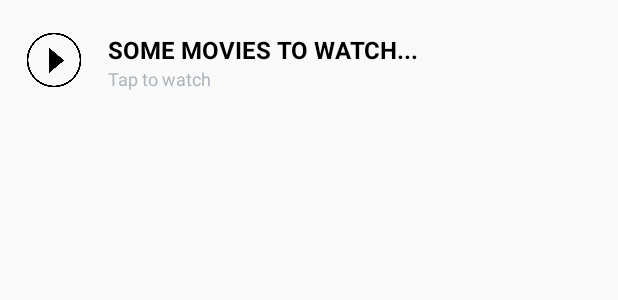
After one commit to michaugit/DesignPatterns, an Android app: the layout item_story.xml on its own in the app's theme, with its tools: preview values and no code run, on a phone screen of 412 x 824 dp. The commit adds this screen. Shown: the top 300 px of the screen. Run offline under Robolectric (Android 15) with nearby library versions, the phone set to English and light mode, and no system bars.

Commit message:
story adapter

```diff
--- a/VideoApp/app/src/main/java/com/videoapp/AppActivity/MainActivity.java
+++ b/VideoApp/app/src/main/java/com/videoapp/AppActivity/MainActivity.java
@@ -26,7 +26,7 @@ public class MainActivity extends AppCompatActivity {
         ViewPager viewPager = (ViewPager) findViewById(R.id.viewpager);
         FragmentPagerAdapter pagerAdapter = new MainPagerAdapter(getSupportFragmentManager());
         viewPager.setAdapter(pagerAdapter);
-        viewPager.setCurrentItem(0);
+        viewPager.setCurrentItem(1);
         viewPager.setOffscreenPageLimit(3);
 
         final View background = findViewById(R.id.viewPagerBackground);
--- /dev/null
+++ b/VideoApp/app/src/main/res/layout/item_story.xml
@@ -0,0 +1,50 @@
+<?xml version="1.0" encoding="utf-8"?>
+<androidx.constraintlayout.widget.ConstraintLayout xmlns:android="http://schemas.android.com/apk/res/android"
+    android:layout_width="match_parent"
+    android:layout_height="80dp"
+    xmlns:app="http://schemas.android.com/apk/res-auto">
+
+
+
+    <ImageView
+        android:id="@+id/movie_miniature"
+        android:layout_width="40dp"
+        android:layout_height="40dp"
+        android:layout_marginStart="16dp"
+        app:layout_constraintStart_toStartOf="parent"
+        app:layout_constraintTop_toTopOf="parent"
+        app:layout_constraintBottom_toBottomOf="parent"
+        android:src="@drawable/video_miniature" />
+
+    <TextView
+        android:id="@+id/video_name"
+        android:layout_width="0dp"
+        android:layout_height="wrap_content"
+        android:text="SOME MOVIES TO WATCH..."
+        android:textStyle="bold"
+        android:textColor="@color/colorBlack"
+        android:textSize="16sp"
+        app:layout_constraintBottom_toBottomOf="parent"
+        app:layout_constraintEnd_toEndOf="parent"
+        app:layout_constraintStart_toEndOf="@id/movie_miniature"
+        app:layout_constraintTop_toTopOf="parent"
+        android:layout_marginLeft="16dp"
+        android:layout_marginRight="16dp"
+        app:layout_constraintVertical_bias="0.38" />
+
+    <TextView
+        android:id="@+id/video_descryption"
+        android:layout_width="0dp"
+        android:layout_height="wrap_content"
+        android:text="Tap to watch"
+        android:textColor="@color/colorGrey"
+        android:textSize="12sp"
+        app:layout_constraintBottom_toBottomOf="parent"
+        app:layout_constraintEnd_toEndOf="parent"
+        app:layout_constraintStart_toEndOf="@id/movie_miniature"
+        app:layout_constraintTop_toBottomOf="@id/video_name"
+        android:layout_marginLeft="16dp"
+        android:layout_marginRight="16dp"
+        app:layout_constraintVertical_bias="0.0" />
+
+</androidx.constraintlayout.widget.ConstraintLayout>
```
Also changed, not shown: VideoApp/app/src/main/java/com/videoapp/Adapters/StoryAdapter.java (added, +62 -0 lines), VideoApp/app/src/main/java/com/videoapp/Fragments/StoryFragment.java (+32 -2 lines), VideoApp/app/src/main/res/layout/fragment_story.xml (+7 -0 lines).
